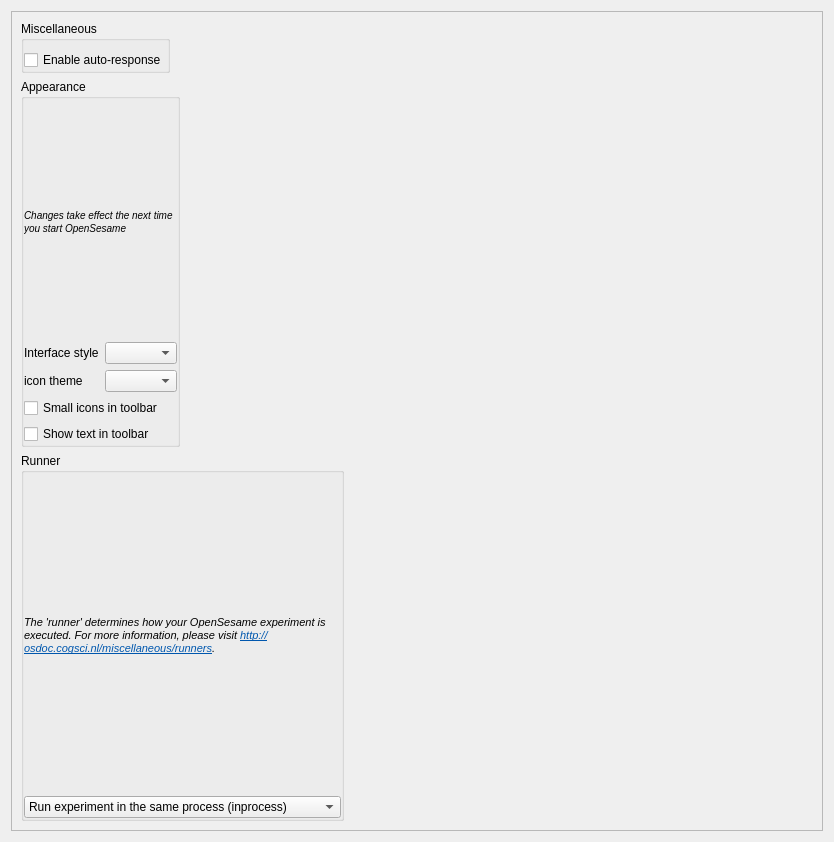
The window that resources/ui/widgets/preferences_widget.ui (open-cogsci/OpenSesame) describes before a commit, drawn with Qt 5.
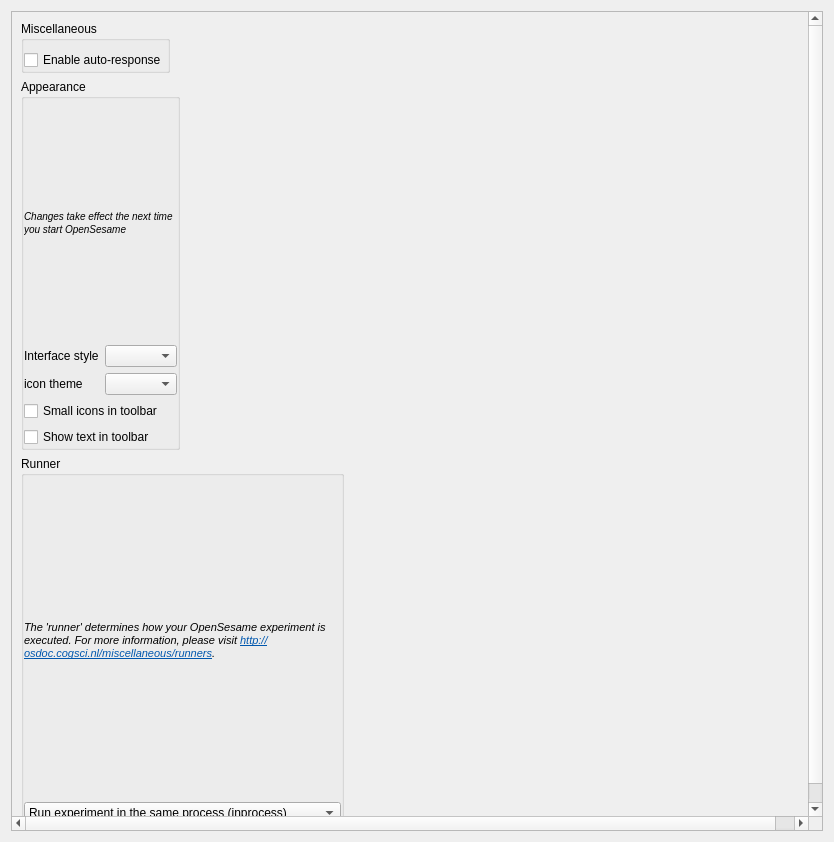
The same window after the commit.

Commit message: Catch extension errors in preferences widget - Better resize behavior

```diff
--- a/resources/ui/widgets/preferences_widget.ui
+++ b/resources/ui/widgets/preferences_widget.ui
@@ -16,10 +16,7 @@
   <layout class="QVBoxLayout" name="verticalLayout">
    <item>
     <widget class="QScrollArea" name="scrollArea">
-     <property name="widgetResizable">
-      <bool>true</bool>
-     </property>
-     <widget class="QWidget" name="scrollAreaWidgetContents">
+     <widget class="QWidget" name="container_widget">
       <property name="geometry">
        <rect>
         <x>0</x>
```
The commit also changes 1 other file.
